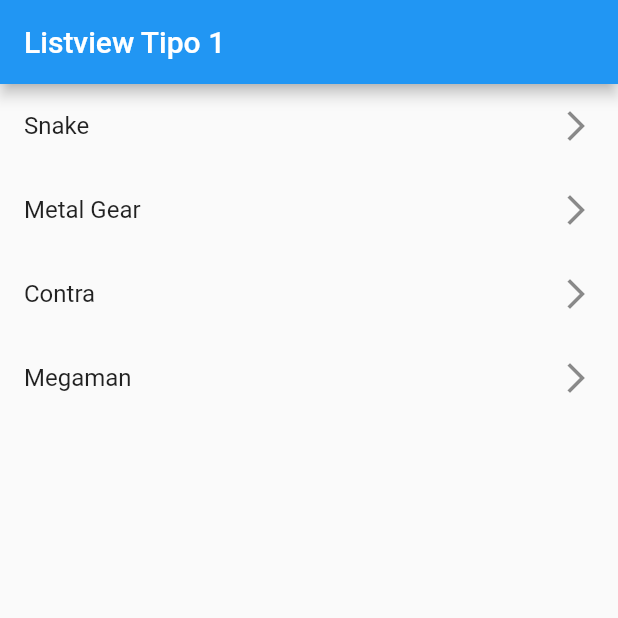
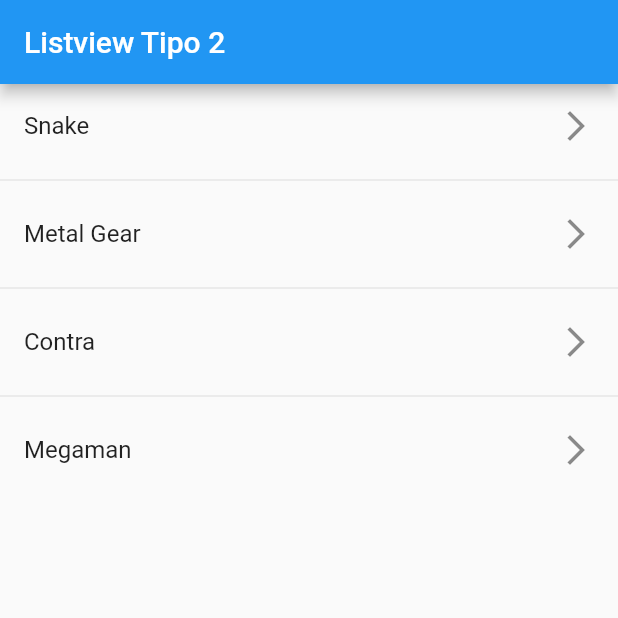
Before and after one commit to justcoddev/fl_components, a Flutter app: the screen it shows after launch, on a phone screen of 412 x 824 dp, the top half of it. Run offline on Flutter 3.47's test engine with Material 2 defaults, Android fonts, the phone set to English and light mode, and no system bars.

Commit message:
Listview, Builder and Separated

```diff
--- a/lib/main.dart
+++ b/lib/main.dart
@@ -1,5 +1,5 @@
 import 'package:flutter/material.dart';
-import 'package:fl_components/screens/listview1_screen.dart';
+import 'package:fl_components/screens/listview2_screen.dart';
 
 void main() => runApp(const MyApp());
 
@@ -11,6 +11,6 @@ class MyApp extends StatelessWidget {
     return const MaterialApp(
         debugShowCheckedModeBanner: false,
         title: 'Material App',
-        home: Listview1Screen());
+        home: Listview2Screen());
   }
 }
--- /dev/null
+++ b/lib/screens/listview2_screen.dart
@@ -0,0 +1,23 @@
+import 'package:flutter/material.dart';
+
+class Listview2Screen extends StatelessWidget {
+  final options = const ['Snake', 'Metal Gear', 'Contra', 'Megaman'];
+
+  const Listview2Screen({Key? key}) : super(key: key);
+
+  @override
+  Widget build(BuildContext context) {
+    return Scaffold(
+        appBar: AppBar(
+          title: const Text('Listview Tipo 2'),
+        ),
+        body: ListView.separated(
+          itemCount: options.length,
+          itemBuilder: (context, index) => ListTile(
+            title: Text(options[index]),
+            trailing: const Icon(Icons.arrow_forward_ios_outlined),
+          ),
+          separatorBuilder: (_, __) => const Divider(),
+        ));
+  }
+}
```
